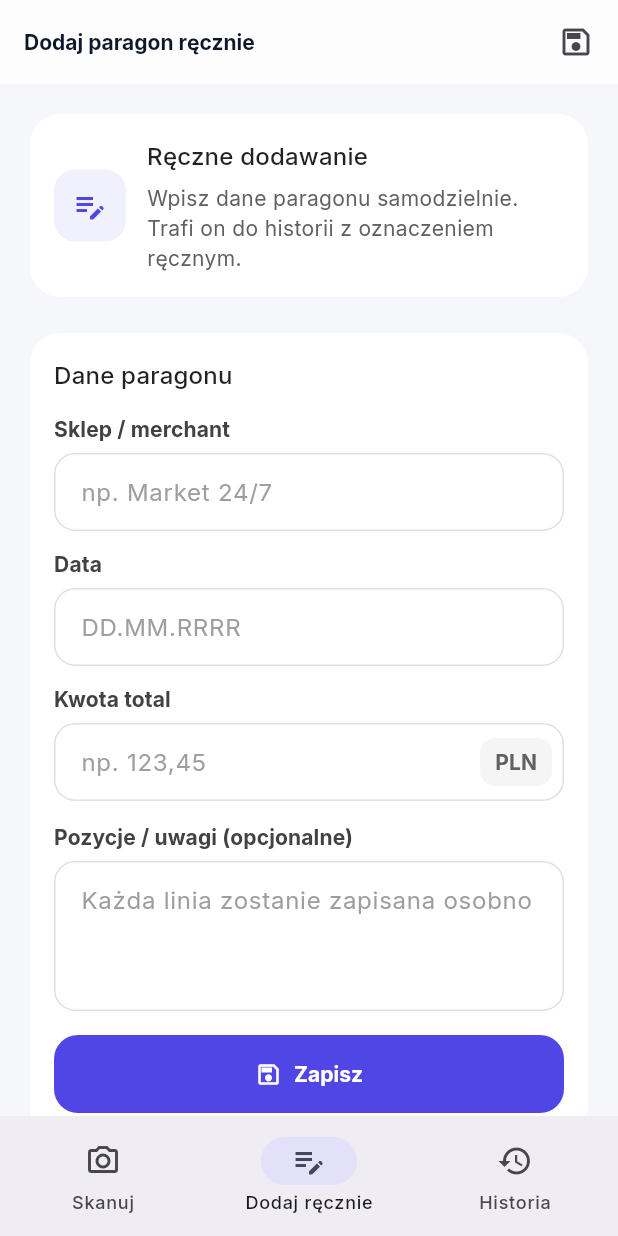
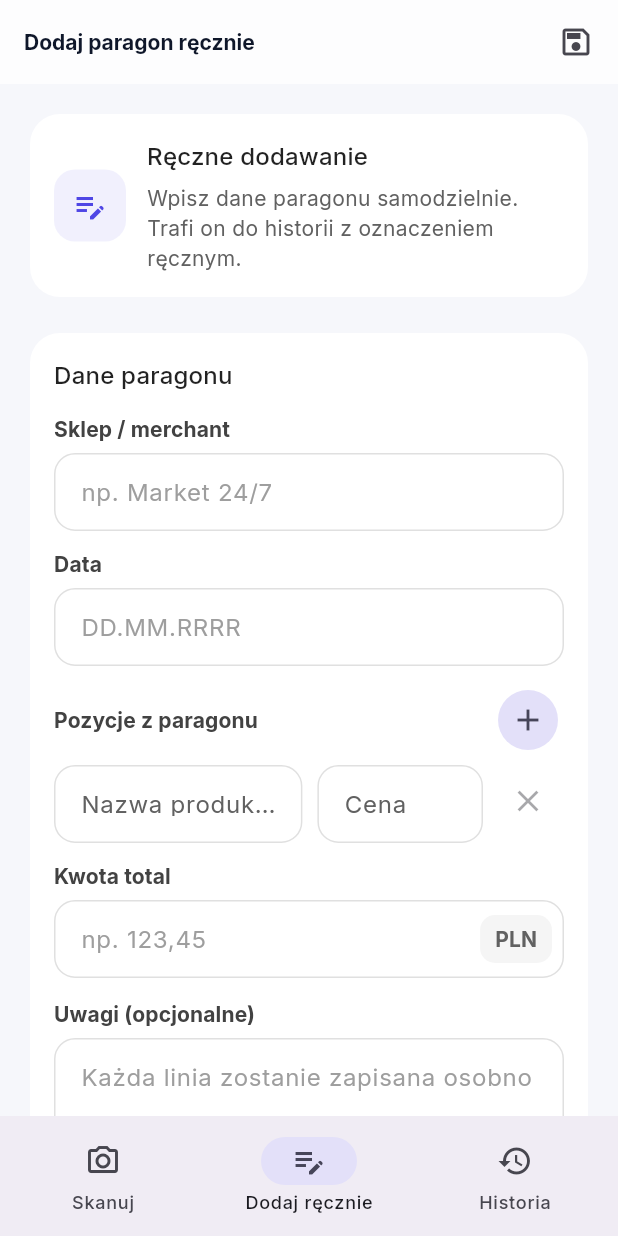
Before and after one commit to grrd2000/ReceiptParser, a Flutter app: the screen it shows after launch, item 2 of the bottom bar chosen, on a phone screen of 412 x 824 dp. Run offline on Flutter 3.47's test engine with Material 3 defaults, Android fonts, the light colour scheme and no system bars; our stand-ins replace camera, google_fonts, sqflite; missing offline and left inert: google_mlkit_text_recognition; accounts and stored records are empty.

Commit message:
Add manual receipt item entry with autofill

```diff
--- a/mobile/lib/domain/models/receipt_entry.dart
+++ b/mobile/lib/domain/models/receipt_entry.dart
@@ -1,9 +1,12 @@
+import 'receipt_item.dart';
+
 class ReceiptEntry {
   final int? id;
   final String? merchant;
   final String? date;
   final String? total;
   final String? imagePath;
+  final List<ReceiptItem> items;
   final List<String> ocrLines;
   final DateTime createdAt;
   final bool isManual;
@@ -14,6 +17,7 @@ class ReceiptEntry {
     this.date,
     this.total,
     this.imagePath,
+    this.items = const [],
     required this.ocrLines,
     required this.createdAt,
     this.isManual = false,
@@ -25,6 +29,7 @@ class ReceiptEntry {
     String? date,
     String? total,
     String? imagePath,
+    List<ReceiptItem>? items,
     List<String>? ocrLines,
     DateTime? createdAt,
     bool? isManual,
@@ -35,6 +40,7 @@ class ReceiptEntry {
       date: date ?? this.date,
       total: total ?? this.total,
       imagePath: imagePath ?? this.imagePath,
+      items: items ?? this.items,
       ocrLines: ocrLines ?? this.ocrLines,
       createdAt: createdAt ?? this.createdAt,
       isManual: isManual ?? this.isManual,
--- /dev/null
+++ b/mobile/lib/domain/models/receipt_item.dart
@@ -0,0 +1,21 @@
+class ReceiptItem {
+  final String name;
+  final String? price;
+
+  const ReceiptItem({
+    required this.name,
+    this.price,
+  });
+
+  bool get isEmpty => name.trim().isEmpty && (price?.trim().isEmpty ?? true);
+
+  Map<String, dynamic> toMap() => {
+        'name': name,
+        'price': price,
+      };
+
+  factory ReceiptItem.fromMap(Map<String, dynamic> map) => ReceiptItem(
+        name: (map['name'] as String?) ?? '',
+        price: map['price'] as String?,
+      );
+}
--- a/mobile/lib/features/manual/manual_entry_screen.dart
+++ b/mobile/lib/features/manual/manual_entry_screen.dart
@@ -1,6 +1,7 @@
 import 'package:flutter/material.dart';
 import 'package:receipt_parser/data/receipt_database.dart';
 import 'package:receipt_parser/domain/models/receipt_entry.dart';
+import 'package:receipt_parser/domain/models/receipt_item.dart';
 
 class ManualEntryScreen extends StatefulWidget {
   const ManualEntryScreen({super.key});
@@ -14,6 +15,7 @@ class _ManualEntryScreenState extends State<ManualEntryScreen> {
   final _dateCtrl = TextEditingController();
   final _totalCtrl = TextEditingController();
   final _notesCtrl = TextEditingController();
+  final List<_ItemControllers> _itemCtrls = [ _ItemControllers() ];
 
   bool _saving = false;
 
@@ -23,16 +25,24 @@ class _ManualEntryScreenState extends State<ManualEntryScreen> {
     _dateCtrl.dispose();
     _totalCtrl.dispose();
     _notesCtrl.dispose();
+    for (final c in _itemCtrls) {
+      c.dispose();
+    }
     super.dispose();
   }
 
   Future<void> _save() async {
     final merchant = _merchantCtrl.text.trim();
     final date = _dateCtrl.text.trim();
-    final total = _totalCtrl.text.trim();
     final notes = _notesCtrl.text.trim();
+    final items = _buildItems();
+    final total = _maybeAutofillTotal(items);
 
-    if (merchant.isEmpty && date.isEmpty && total.isEmpty && notes.isEmpty) {
+    if (merchant.isEmpty &&
+        date.isEmpty &&
+        total.isEmpty &&
+        notes.isEmpty &&
+        items.isEmpty) {
       ScaffoldMessenger.of(context).showSnackBar(
         const SnackBar(
           content: Text('Uzupełnij przynajmniej jedno pole, aby zapisać.'),
@@ -41,11 +51,18 @@ class _ManualEntryScreenState extends State<ManualEntryScreen> {
       return;
     }
 
-    final ocrLines = notes
-        .split('\n')
-        .map((l) => l.trim())
-        .where((l) => l.isNotEmpty)
-        .toList();
+    final ocrLines = [
+      ...items.map(
+        (i) => i.price == null || i.price!.isEmpty
+            ? i.name
+            : '${i.name} - ${i.price}',
+      ),
+      ...notes
+          .split('\n')
+          .map((l) => l.trim())
+          .where((l) => l.isNotEmpty)
+          .toList(),
+    ];
 
     setState(() => _saving = true);
     try {
@@ -54,6 +71,7 @@ class _ManualEntryScreenState extends State<ManualEntryScreen> {
         date: date.isEmpty ? null : date,
         total: total.isEmpty ? null : total,
         imagePath: null,
+        items: items,
         ocrLines: ocrLines,
         createdAt: DateTime.now(),
         isManual: true,
@@ -69,6 +87,14 @@ class _ManualEntryScreenState extends State<ManualEntryScreen> {
       _dateCtrl.clear();
       _totalCtrl.clear();
       _notesCtrl.clear();
+      setState(() {
+        for (final item in _itemCtrls) {
+          item.dispose();
+        }
+        _itemCtrls
+          ..clear()
+          ..add(_ItemControllers());
+      });
     } catch (e) {
       if (!mounted) return;
       ScaffoldMessenger.of(context).showSnackBar(
@@ -77,6 +103,46 @@ class _ManualEntryScreenState extends State<ManualEntryScreen> {
     } finally {
       if (mounted) setState(() => _saving = false);
     }
+  }
+
+  List<ReceiptItem> _buildItems() {
+    return _itemCtrls
+        .map(
+          (c) => ReceiptItem(
+            name: c.nameCtrl.text.trim(),
+            price: c.priceCtrl.text.trim().isEmpty
+                ? null
+                : c.priceCtrl.text.trim(),
+          ),
+        )
+        .where((item) => !item.isEmpty)
+        .toList();
+  }
+
+  String _maybeAutofillTotal(List<ReceiptItem> items) {
+    if (_totalCtrl.text.trim().isNotEmpty) return _totalCtrl.text.trim();
+    if (items.length == 1) {
+      final price = items.first.price?.trim();
+      if (price != null && price.isNotEmpty) {
+        _totalCtrl.text = price;
+        return price;
+      }
+    }
+    return '';
+  }
+
+  void _addItemRow() {
+    setState(() {
+      _itemCtrls.add(_ItemControllers());
+    });
+  }
+
+  void _removeItemRow(int index) {
+    if (_itemCtrls.length == 1) return;
+    setState(() {
+      final removed = _itemCtrls.removeAt(index);
+      removed.dispose();
+    });
   }
 
   @override
@@ -172,6 +238,40 @@ class _ManualEntryScreenState extends State<ManualEntryScreen> {
                         keyboardType: TextInputType.datetime,
                       ),
                       const SizedBox(height: 12),
+                      Row(
+                        mainAxisAlignment: MainAxisAlignment.spaceBetween,
+                        children: [
+                          Text(
+                            'Pozycje z paragonu',
+                            style: Theme.of(context)
+                                .textTheme
+                                .labelLarge
+                                ?.copyWith(
+                                  color: Colors.grey.shade800,
+                                  fontWeight: FontWeight.w700,
+                                ),
+                          ),
+                          IconButton.filledTonal(
+                            onPressed: _saving ? null : _addItemRow,
+                            icon: const Icon(Icons.add),
+                            tooltip: 'Dodaj pozycję',
+                          ),
+                        ],
+                      ),
+                      const SizedBox(height: 6),
+                      ...List.generate(_itemCtrls.length, (i) {
+                        return Padding(
+                          padding: EdgeInsets.only(bottom: i == _itemCtrls.length - 1 ? 0 : 10),
+                          child: _ItemRow(
+                            nameCtrl: _itemCtrls[i].nameCtrl,
+                            priceCtrl: _itemCtrls[i].priceCtrl,
+                            onRemove:
+                                _itemCtrls.length == 1 || _saving ? null : () => _removeItemRow(i),
+                            onPriceChanged: () => _maybeAutofillTotal(_buildItems()),
+                          ),
+                        );
+                      }),
+                      const SizedBox(height: 12),
                       _LabeledField(
                         label: 'Kwota total',
                         controller: _totalCtrl,
@@ -201,7 +301,7 @@ class _ManualEntryScreenState extends State<ManualEntryScreen> {
                       ),
                       const SizedBox(height: 14),
                       _LabeledField(
-                        label: 'Pozycje / uwagi (opcjonalne)',
+                        label: 'Uwagi (opcjonalne)',
                         controller: _notesCtrl,
                         hint: 'Każda linia zostanie zapisana osobno',
                         maxLines: 4,
@@ -231,6 +331,74 @@ class _ManualEntryScreenState extends State<ManualEntryScreen> {
           ),
         ),
       ),
+    );
+  }
+}
+
+class _ItemControllers {
+  final TextEditingController nameCtrl;
+  final TextEditingController priceCtrl;
+
+  _ItemControllers()
+      : nameCtrl = TextEditingController(),
+        priceCtrl = TextEditingController();
+
+  void dispose() {
+    nameCtrl.dispose();
+    priceCtrl.dispose();
+  }
+}
+
+class _ItemRow extends StatelessWidget {
+  final TextEditingController nameCtrl;
+  final TextEditingController priceCtrl;
+  final VoidCallback? onRemove;
+  final VoidCallback? onPriceChanged;
+
+  const _ItemRow({
+    required this.nameCtrl,
+    required this.priceCtrl,
+    this.onRemove,
+    this.onPriceChanged,
+  });
+
+  @override
+  Widget build(BuildContext context) {
+    return Row(
+      crossAxisAlignment: CrossAxisAlignment.start,
+      children: [
+        Expanded(
+          flex: 3,
+          child: TextField(
+            controller: nameCtrl,
+            decoration: const InputDecoration(
+              labelText: 'Nazwa produktu',
+              hintText: 'np. Chleb',
+            ),
+          ),
+        ),
+        const SizedBox(width: 10),
+        Expanded(
+          flex: 2,
+          child: TextField(
+            controller: priceCtrl,
+            keyboardType:
+                const TextInputType.numberWithOptions(decimal: true),
+            decoration: const InputDecoration(
+              labelText: 'Cena',
+              hintText: 'np. 12,34',
+              suffixText: 'PLN',
+            ),
+            onChanged: (_) => onPriceChanged?.call(),
+          ),
+        ),
+        const SizedBox(width: 6),
+        IconButton(
+          onPressed: onRemove,
+          icon: const Icon(Icons.close),
+          tooltip: 'Usuń pozycję',
+        ),
+      ],
     );
   }
 }
```
Also changed, not shown: mobile/lib/data/receipt_database.dart (+25 -1 lines).
